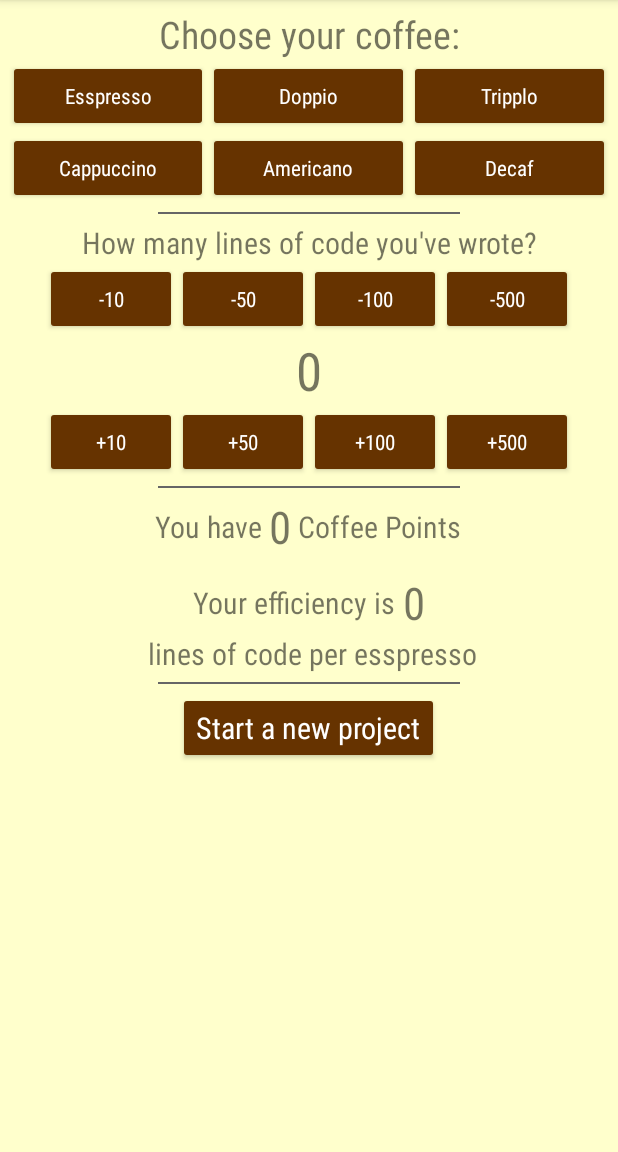
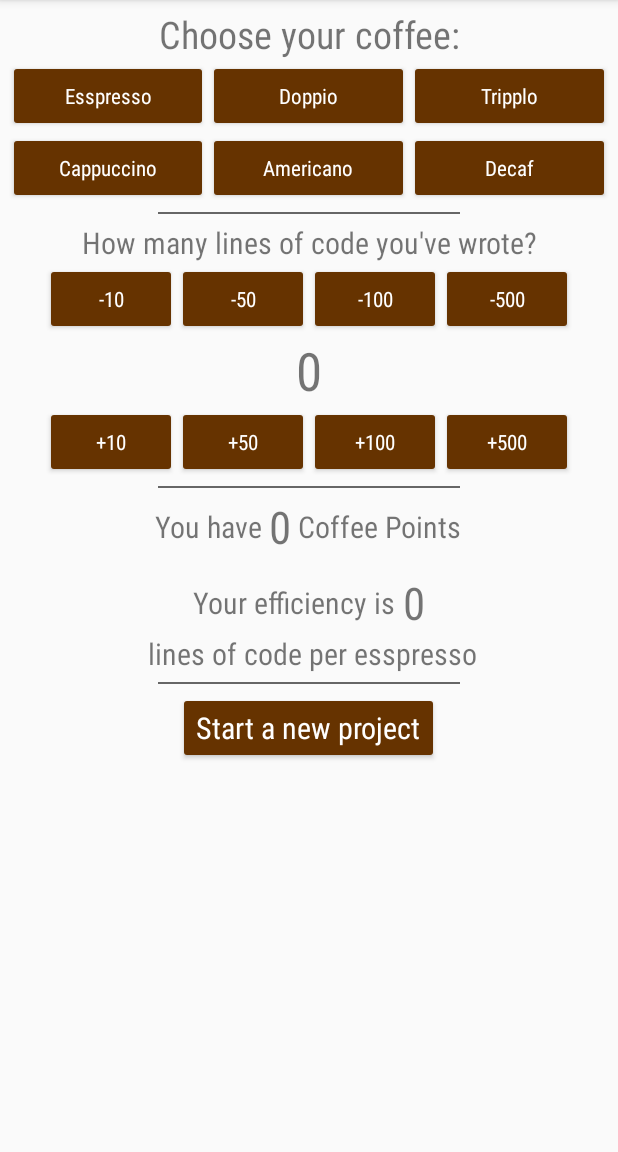
Before and after one commit to JoannaHulek/Programmer-s-Coffee-Counter, an Android app: the MainActivity screen opened directly, with no data from a screen before it, on a phone screen of 412 x 824 dp, the part 84-1236 px from its top. Run offline under Robolectric (Android 15) with nearby library versions, the phone set to English and light mode, and no system bars.

Commit message:
Update activity_main.xml

```diff
--- a/app/src/main/res/layout/activity_main.xml
+++ b/app/src/main/res/layout/activity_main.xml
@@ -6,7 +6,6 @@
     android:layout_height="match_parent"
     android:orientation="vertical"
     android:padding="5sp"
-    android:background="#FFFFCC"
     tools:context="com.example.android.programmerscoffeecounter.MainActivity">
 
     <TextView
```
